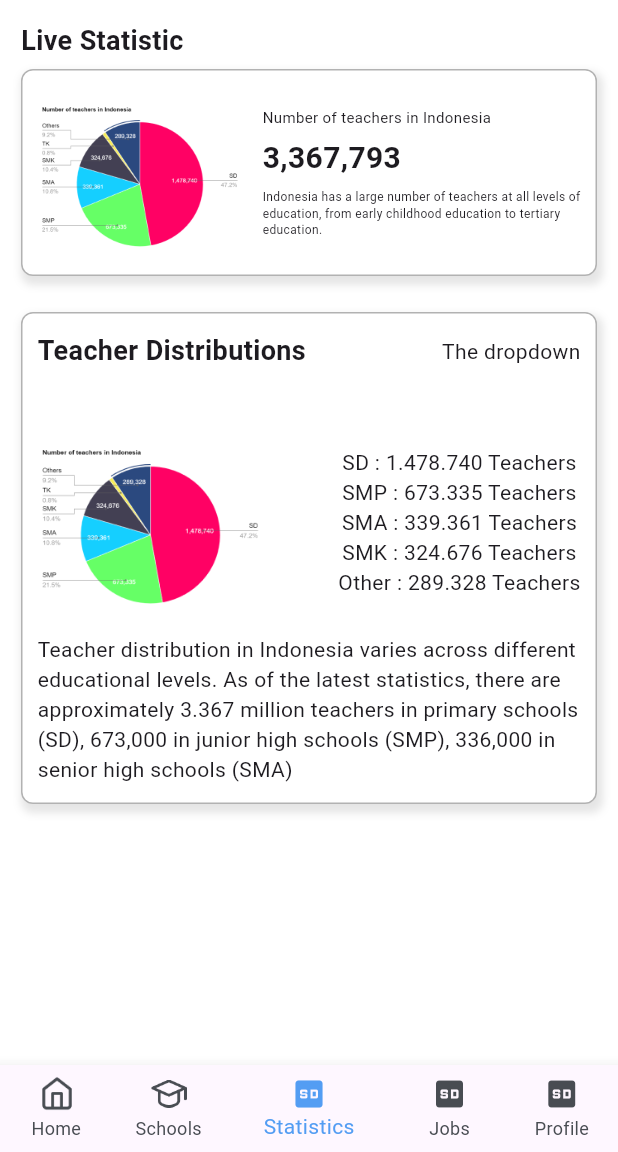
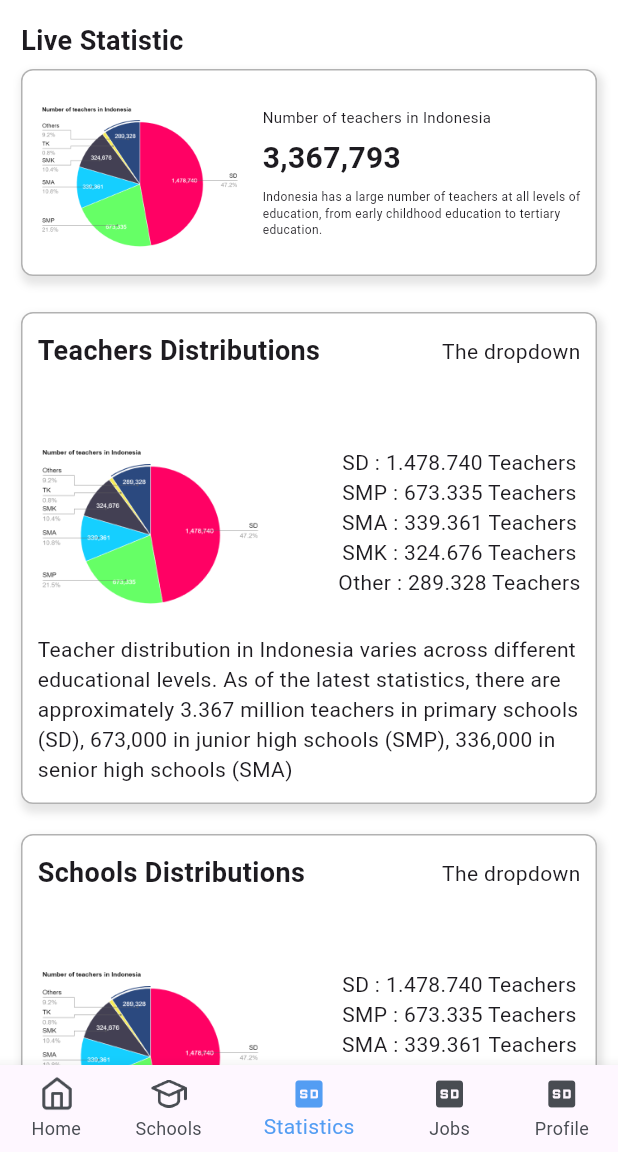
Before and after one commit to estradax/educonnect-v2, a Flutter app: the screen it shows after launch, item 3 of the bottom bar chosen, on a phone screen of 412 x 824 dp, the part 84-1236 px from its top. Run offline on Flutter 3.47's test engine with Material 3 defaults, Android fonts, the light colour scheme and no system bars; our stand-ins replace firebase_auth, firebase_core, intro_slider; missing offline and left inert: flutterfly; accounts and stored records are empty.

Commit message:
feat(app): well pleayed biys

```diff
--- a/packages/app/lib/screens/statistic_screen.dart
+++ b/packages/app/lib/screens/statistic_screen.dart
@@ -21,7 +21,39 @@ class StatisticScreen extends StatelessWidget {
             const SizedBox(
               height: 24,
             ),
-            Container(
+            EcStatCard(
+              title: 'Teachers Distributions',
+              description:
+                  'Teacher distribution in Indonesia varies across different educational levels. As of the latest statistics, there are approximately 3.367 million teachers in primary schools (SD), 673,000 in junior high schools (SMP), 336,000 in senior high schools (SMA)',
+            ),
+            SizedBox(
+              height: 20,
+            ),
+            EcStatCard(
+              title: 'Schools Distributions',
+              description:
+                  'Shchools distribution in Indonesia varies across different educational levels. As of the latest statistics, there are approximately 3.367 million teachers in primary schools (SD), 673,000 in junior high schools (SMP), 336,000 in senior high schools (SMA), and 324,000 in vocational high schools (SMK). Additionally, there are 186,000 teachers in other educational institutions across the country.',
+            ),
+          ],
+        ),
+      ),
+    );
+  }
+}
+
+class EcStatCard extends StatelessWidget {
+  final String title;
+  final String description;
+
+  const EcStatCard({
+    super.key,
+    required this.title,
+    required this.description,
+  });
+
+  @override
+  Widget build(BuildContext context) {
+    return Container(
       padding: const EdgeInsets.symmetric(
         horizontal: 10,
         vertical: 12,
@@ -43,11 +75,11 @@ class StatisticScreen extends StatelessWidget {
       ),
       child: Column(
         children: [
-                  const Row(
+          Row(
             children: [
               Expanded(
                 child: Text(
-                          'Teacher Distributions',
+                  title,
                   style: TextStyle(
                     fontSize: 18,
                     fontWeight: FontWeight.bold,
@@ -79,14 +111,8 @@ class StatisticScreen extends StatelessWidget {
               ),
             ],
           ),
-                  const Text(
-                    'Teacher distribution in Indonesia varies across different educational levels. As of the latest statistics, there are approximately 3.367 million teachers in primary schools (SD), 673,000 in junior high schools (SMP), 336,000 in senior high schools (SMA)',
-                  ),
+          Text(description),
         ],
-              ),
-            ),
-          ],
-        ),
       ),
     );
   }
```
Lines whose indentation alone changed are shown as unchanged.
